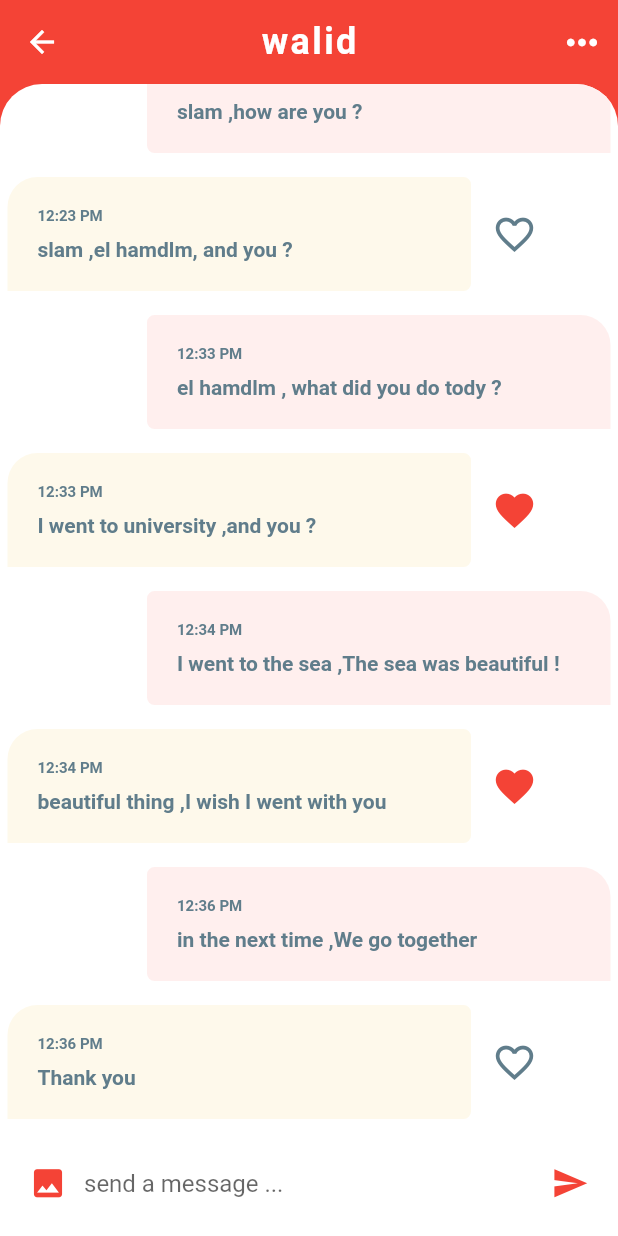
After one commit to hamidbeghdaoui/chat, a Flutter app: the screen it shows after launch, after a tap on "walid", on a phone screen of 412 x 824 dp. The commit adds this screen. Run offline on Flutter 3.47's test engine with Material 2 defaults, Android fonts, the phone set to English and light mode, and no system bars.

Commit message:
add class ChatSceen.dart in file lib/Screens/chat_sceen.dart

```diff
--- a/lib/Models/message_model.dart
+++ b/lib/Models/message_model.dart
@@ -7,113 +7,129 @@ class Message {
   final bool isLiked;
   final bool unread;
 
-  Message({this.usersend,this.time,this.text,this.isLiked,this.unread});
-
+  Message({this.usersend, this.time, this.text, this.isLiked, this.unread});
 }
 
-  final User walid = User(
-     id: 0,
-     name: 'walid',
-     imageURL: 'assets/image/1.jpg'
-  );
+final User hamid = User(id: 10, name: 'hamid', imageURL: 'assets/image/6.jpg');
+final User walid = User(id: 0, name: 'walid', imageURL: 'assets/image/1.jpg');
 
-  final User oussama = User(
-     id: 1,
-     name: 'oussama',
-     imageURL: 'assets/image/2.jpg'
-  );
+final User oussama =
+    User(id: 1, name: 'oussama', imageURL: 'assets/image/2.jpg');
 
-  final User younes = User(
-     id: 2,
-     name: 'younes',
-     imageURL: 'assets/image/3.jpg'
-  );
-  final User ahlam = User(
-     id: 3,
-     name: 'ahlam',
-     imageURL: 'assets/image/4.jpg'
-  );
-  final User abdelnmour = User(
-     id: 4,
-     name: 'abd elnmour',
-     imageURL: 'assets/image/5.jpg'
-  );
-  final User karim = User(
-     id: 5,
-     name: 'karim',
-     imageURL: 'assets/image/6.jpg'
-  );
-  final User merouan = User(
-     id: 7,
-     name: 'merouan',
-     imageURL: 'assets/image/8.jpg'
-  );
-  final User farid = User(
-     id: 8,
-     name: 'farid',
-     imageURL: 'assets/image/10.jpg'
-  );
-  final User sohila = User(
-     id: 9,
-     name: 'sohila',
-     imageURL: 'assets/image/9.jpg'
-  );
+final User younes = User(id: 2, name: 'younes', imageURL: 'assets/image/3.jpg');
+final User ahlam = User(id: 3, name: 'ahlam', imageURL: 'assets/image/4.jpg');
+final User abdelnmour =
+    User(id: 4, name: 'abd elnmour', imageURL: 'assets/image/5.jpg');
+final User karim = User(id: 5, name: 'karim', imageURL: 'assets/image/6.jpg');
+final User merouan =
+    User(id: 7, name: 'merouan', imageURL: 'assets/image/8.jpg');
+final User farid = User(id: 8, name: 'farid', imageURL: 'assets/image/10.jpg');
+final User sohila = User(id: 9, name: 'sohila', imageURL: 'assets/image/9.jpg');
 
+List<User> favorites = [
+  hamid,
+  walid,
+  oussama,
+  younes,
+  ahlam,
+  karim,
+  merouan,
+  farid,
+  sohila
+];
 
-
-
-
-  List <User> favorites = [walid,oussama,younes,ahlam,karim,merouan,farid,sohila];
-
-  List <Message> chate = [
+List<Message> chate = [
   Message(
       usersend: walid,
       time: '4:30 PM',
       text: 'hey ,How is it going ? what did you do tody ?',
       isLiked: true,
-      unread: true
-          ),
+      unread: true),
   Message(
       usersend: abdelnmour,
       time: '3:23 PM',
       text: 'hey ,How is it going ? what did you do tody ?',
       isLiked: false,
-      unread: false
-          ),
+      unread: false),
   Message(
       usersend: karim,
       time: '2:30 PM',
       text: 'hey ,How is it going ? what did you do tody ?',
       isLiked: true,
-      unread: true
-          ),
+      unread: true),
   Message(
       usersend: sohila,
       time: '17:00 PM',
       text: 'hey ,How is it going ? what did you do tody ?',
       isLiked: true,
-      unread: false
-          ),
+      unread: false),
   Message(
       usersend: farid,
       time: '20:56 PM',
       text: 'hey ,How is it going ? what did you do tody ?',
       isLiked: true,
-      unread: false
-          ),
+      unread: false),
   Message(
       usersend: merouan,
       time: '10:56 PM',
       text: 'hey ,How is it going ? what did you do tody ?',
       isLiked: true,
-      unread: true
-          ),
+      unread: true),
   Message(
       usersend: ahlam,
       time: '01:56 PM',
       text: 'hey ,How is it going ? what did you do tody ?',
       isLiked: false,
-      unread: false
-          ),
+      unread: false),
+];
 
+List<Message> messages = [
+  Message(
+      usersend: hamid,
+      time: '12:36 PM',
+      text: 'Thank you',
+      isLiked: false,
+      unread: false),
+  Message(
+      usersend: walid,
+      time: '12:36 PM',
+      text: 'in the next time ,We go together',
+      isLiked: false,
+      unread: false),
+  Message(
+      usersend: hamid,
+      time: '12:34 PM',
+      text: 'beautiful thing ,I wish I went with you',
+      isLiked: true,
+      unread: false),
+  Message(
+      usersend: walid,
+      time: '12:34 PM',
+      text: 'I went to the sea ,The sea was beautiful !',
+      isLiked: true,
+      unread: true),
+  Message(
+      usersend: hamid,
+      time: '12:33 PM',
+      text: 'I went to university ,and you ?',
+      isLiked: true,
+      unread: true),
+  Message(
+      usersend: walid,
+      time: '12:33 PM',
+      text: 'el hamdlm , what did you do tody ?',
+      isLiked: true,
+      unread: false),
+  Message(
+      usersend: hamid,
+      time: '12:23 PM',
+      text: 'slam ,el hamdlm, and you ?',
+      isLiked: false,
+      unread: false),
+  Message(
+      usersend: walid,
+      time: '8:30 PM',
+      text: 'slam ,how are you ?',
+      isLiked: true,
+      unread: true),
 ];
--- a/lib/Screens/Widgets/favorite_contact.dart
+++ b/lib/Screens/Widgets/favorite_contact.dart
@@ -1,5 +1,7 @@
 import 'package:flutter/material.dart';
 import 'package:flutter_app/Models/message_model.dart';
+
+import '../chat_sceen.dart';
 class FavoriteContact extends StatefulWidget {
   @override
   _FavoriteContactState createState() => _FavoriteContactState();
@@ -44,6 +46,12 @@ class _FavoriteContactState extends State<FavoriteContact> {
             itemBuilder: (BuildContext context, int  index){
                return Padding(
                  padding: const EdgeInsets.all(6),
+                 child: GestureDetector(
+                    onTap: () => Navigator.push(context, MaterialPageRoute(
+                builder: (_)=>ChatSceen(
+                  user: favorites[index],
+                ),
+              )),
                                     child: Column(
                      children: <Widget>[
                        CircleAvatar(
@@ -54,6 +62,7 @@ class _FavoriteContactState extends State<FavoriteContact> {
                        Text(favorites[index].name , style: TextStyle(color: Colors.blueGrey),)
                      ],
                    ),
+                 ),
                );
             },
           ),
--- a/lib/Screens/Widgets/recent_chats.dart
+++ b/lib/Screens/Widgets/recent_chats.dart
@@ -1,5 +1,6 @@
 import 'package:flutter/material.dart';
 import 'package:flutter_app/Models/message_model.dart';
+import 'package:flutter_app/Screens/chat_sceen.dart';
 
 class RecentChats extends StatefulWidget {
   @override
@@ -20,16 +21,20 @@ class _RecentChatsState extends State<RecentChats> {
           itemCount: chate.length,
           itemBuilder: (BuildContext context, int index) {
             final Message chats = chate[index];
-            return Container(
-              margin: EdgeInsets.only(top: 5 , bottom: 5 , right: 16),
+            return GestureDetector(
+              onTap: () => Navigator.push(context, MaterialPageRoute(
+                builder: (_)=>ChatSceen(
+                  user: chats.usersend,
+                ),
+              )),
+              child: Container(
+                margin: EdgeInsets.only(top: 5, bottom: 5, right: 16),
                 padding: EdgeInsets.symmetric(horizontal: 10, vertical: 7),
                 decoration: BoxDecoration(
-                color: (chats.unread)?Colors.white : Color(0xFFFFEFEE),
+                    color: (chats.unread) ? Colors.white : Color(0xFFFFEFEE),
                     borderRadius: BorderRadius.only(
                         bottomRight: Radius.circular(20),
-                  topRight: Radius.circular(20)
-                )
-              ),
+                        topRight: Radius.circular(20))),
                 child: Row(
                   mainAxisAlignment: MainAxisAlignment.spaceBetween,
                   children: <Widget>[
@@ -37,7 +42,9 @@ class _RecentChatsState extends State<RecentChats> {
                       backgroundImage: AssetImage(chats.usersend.imageURL),
                       radius: 31,
                     ),
-                  SizedBox(width: 10,),
+                    SizedBox(
+                      width: 10,
+                    ),
                     Expanded(
                         child: Column(
                       crossAxisAlignment: CrossAxisAlignment.start,
@@ -50,7 +57,9 @@ class _RecentChatsState extends State<RecentChats> {
                               fontWeight: FontWeight.bold,
                               letterSpacing: 1.1),
                         ),
-                      SizedBox(height: 6,),
+                        SizedBox(
+                          height: 6,
+                        ),
                         Container(
                           width: MediaQuery.of(context).size.width * 0.5,
                           child: Text(
@@ -62,9 +71,7 @@ class _RecentChatsState extends State<RecentChats> {
                                 letterSpacing: 1.1),
                             overflow: TextOverflow.ellipsis,
                           ),
-
-                      )
-                      ,
+                        ),
                       ],
                     )),
                     Column(
@@ -73,23 +80,30 @@ class _RecentChatsState extends State<RecentChats> {
                           chats.time,
                           style: TextStyle(color: Colors.blueGrey),
                         ),
-                      SizedBox(height: 8,),
-                      (!chats.unread) ?Container(
+                        SizedBox(
+                          height: 8,
+                        ),
+                        (!chats.unread)
+                            ? Container(
                                 width: 40,
                                 height: 20,
                                 decoration: BoxDecoration(
                                     color: Theme.of(context).primaryColor,
-                          borderRadius: BorderRadius.circular(20)
-                        ),
+                                    borderRadius: BorderRadius.circular(20)),
                                 alignment: Alignment.center,
                                 child: Text(
                                   "New",
-                          style: TextStyle(fontSize: 10 , color: Colors.white , fontWeight: FontWeight.bold),
+                                  style: TextStyle(
+                                      fontSize: 10,
+                                      color: Colors.white,
+                                      fontWeight: FontWeight.bold),
                                 ),
-                      ) : SizedBox.shrink(),
+                              )
+                            : SizedBox.shrink(),
                       ],
                     ),
                   ],
+                ),
               ),
             );
           },
--- /dev/null
+++ b/lib/Screens/chat_sceen.dart
@@ -0,0 +1,151 @@
+import 'package:flutter/material.dart';
+import 'package:flutter_app/Models/message_model.dart';
+import 'package:flutter_app/Models/user_model.dart';
+
+class ChatSceen extends StatefulWidget {
+  final User user;
+  ChatSceen({this.user});
+  @override
+  _ChatSceenState createState() => _ChatSceenState();
+}
+
+class _ChatSceenState extends State<ChatSceen> {
+  _BuildMessage(Message m, bool isMe) {
+    return Row(
+      mainAxisAlignment: isMe
+              ? MainAxisAlignment.start : MainAxisAlignment.end,
+      children: <Widget>[
+        Container(
+          width: MediaQuery.of(context).size.width * 0.75,
+          padding: EdgeInsets.symmetric(horizontal: 20, vertical: 20),
+          margin: EdgeInsets.only(top: 8, bottom: 8, left: 5,right: 5),
+
+          decoration: BoxDecoration(
+              color: isMe ? Theme.of(context).accentColor : Color(0xFFFFEFEE),
+              borderRadius: isMe
+                  ? BorderRadius.only(
+                      topLeft: Radius.circular(20),
+                      bottomRight: Radius.circular(5),
+                      topRight: Radius.circular(5))
+                  : BorderRadius.only(
+                      topLeft: Radius.circular(5),
+                      bottomLeft: Radius.circular(5),
+                      topRight: Radius.circular(20))),
+          child: Column(
+            crossAxisAlignment: CrossAxisAlignment.start,
+            children: <Widget>[
+              Text(
+                m.time,
+                style: TextStyle(
+                    color: Colors.blueGrey,
+                    fontSize: 10,
+                    fontWeight: FontWeight.w600),
+              ),
+              SizedBox(
+                height: 8,
+              ),
+              Text(
+                m.text,
+                style: TextStyle(
+                    color: Colors.blueGrey,
+                    fontSize: 14,
+                    fontWeight: FontWeight.w600),
+              ),
+            ],
+          ),
+        ),
+         isMe ?IconButton(
+            icon: m.isLiked ? Icon(Icons.favorite) : Icon(Icons.favorite_border),
+            iconSize: 30,
+            color: m.isLiked ? Theme.of(context).primaryColor: Colors.blueGrey,
+            onPressed: () {},
+          ) :Text(''),
+      ],
+    );
+  }
+  _buildMessageComposer() {
+    return Container(
+      padding: EdgeInsets.symmetric(horizontal: 8),
+      height: 70,
+      color: Colors.white,
+      child: Row(
+        children: <Widget>[
+          IconButton(
+            icon: Icon(Icons.image),
+            iconSize: 25,
+            color: Theme.of(context).primaryColor,
+            onPressed: () {},
+          ),Expanded(
+            child: TextField(
+              decoration: InputDecoration.collapsed(
+                hintText: "send a message ... "
+              ),
+            ),
+          ),
+          IconButton(
+            icon: Icon(Icons.send),
+            iconSize: 25,
+            color: Theme.of(context).primaryColor,
+            onPressed: () {},
+          ),
+        ],
+      ),
+    );
+  }
+  @override
+  Widget build(BuildContext context) {
+    return Scaffold(
+      backgroundColor: Theme.of(context).primaryColor,
+      appBar: AppBar(
+        title: Text(
+          widget.user.name,
+          style: TextStyle(
+              fontSize: 24, fontWeight: FontWeight.bold, letterSpacing: 1.6),
+        ),
+        elevation: 0,
+        actions: <Widget>[
+          IconButton(
+            icon: Icon(Icons.more_horiz),
+            iconSize: 30,
+            color: Colors.white,
+            onPressed: () {},
+          ),
+        ],
+        centerTitle: true,
+      ),
+      body: Column(
+        children: <Widget>[
+          Expanded(
+            child: Container(
+              decoration: BoxDecoration(
+                color: Colors.white,
+                borderRadius: BorderRadius.only(
+                  topLeft: Radius.circular(28),
+                  topRight: Radius.circular(28),
+                ),
+              ),
+              child: ClipRRect(
+                borderRadius: BorderRadius.only(
+                  topLeft: Radius.circular(28),
+                  topRight: Radius.circular(28),
+                ),
+                child: ListView.builder(
+                  reverse: true,
+                  itemCount: messages.length,
+                  itemBuilder: (BuildContext context, int index) {
+                    final Message m = messages[index];
+                    bool isMe = m.usersend.id == hamid.id;
+                    return _BuildMessage(m, isMe);
+                  },
+                ),
+              ),
+            ),
+          ),
+          _buildMessageComposer()
+                  ],
+                ),
+              );
+            }
+
+
+}
--- a/lib/Screens/home_screen.dart
+++ b/lib/Screens/home_screen.dart
@@ -23,7 +23,6 @@ class _HomeScreenState extends State<HomeScreen> {
         centerTitle: true,
         title: Text(
           "Chats",
-          textAlign: TextAlign.center,
           style: TextStyle(
               fontSize: 24, fontWeight: FontWeight.bold, letterSpacing: 1.6),
         ),
```
Lines whose indentation alone changed are shown as unchanged.
